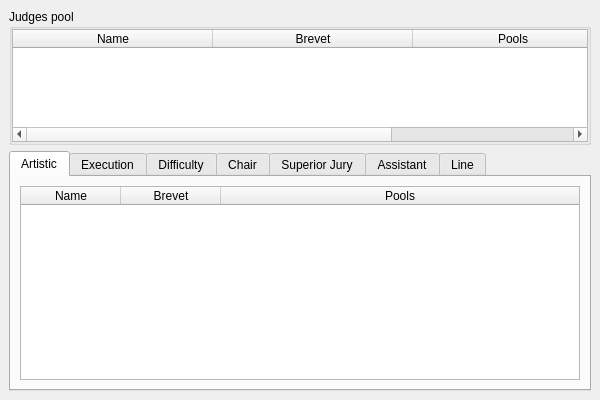
MrApe/OpenCompetition, file modules/judgespanel/judgespanelwidget.ui: the form before one commit.
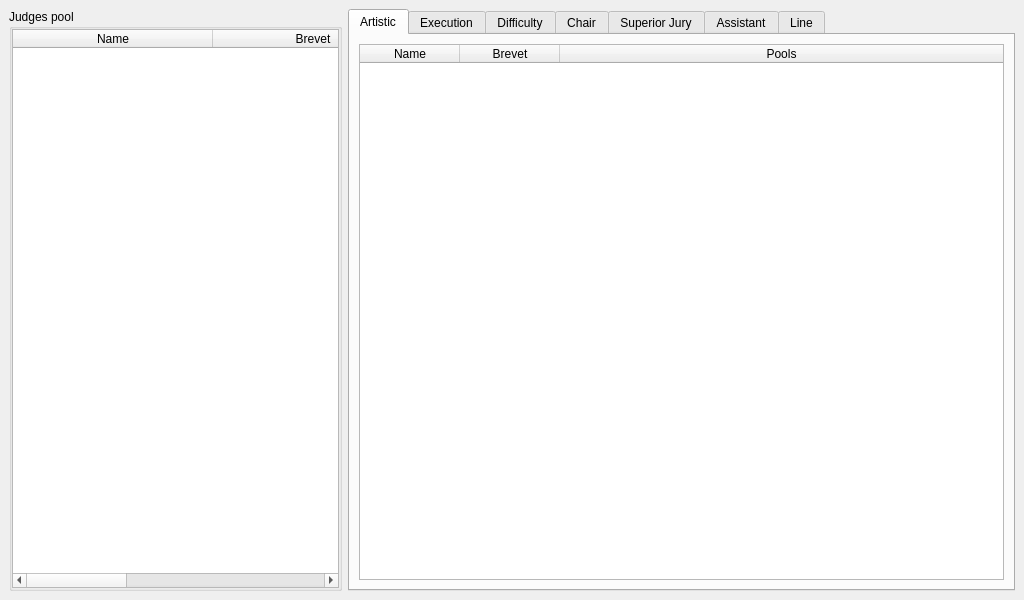
The form after the commit. Icons and pictures are not drawn. Custom widgets are drawn as their Qt base class.

Diff of the .ui file:
```diff
--- a/modules/judgespanel/judgespanelwidget.ui
+++ b/modules/judgespanel/judgespanelwidget.ui
@@ -6,8 +6,8 @@
    <rect>
     <x>0</x>
     <y>0</y>
-    <width>600</width>
-    <height>400</height>
+    <width>1024</width>
+    <height>600</height>
    </rect>
   </property>
   <property name="acceptDrops">
@@ -21,7 +21,7 @@
     <normaloff>:/ui/icons/images/icons/Logo.png</normaloff>:/ui/icons/images/icons/Logo.png</iconset>
   </property>
   <widget class="QWidget" name="centralWidget">
-   <layout class="QVBoxLayout" name="verticalLayout">
+   <layout class="QHBoxLayout" name="horizontalLayout_2" stretch="1,2">
     <item>
      <widget class="QGroupBox" name="groupBox">
       <property name="sizePolicy">
```
